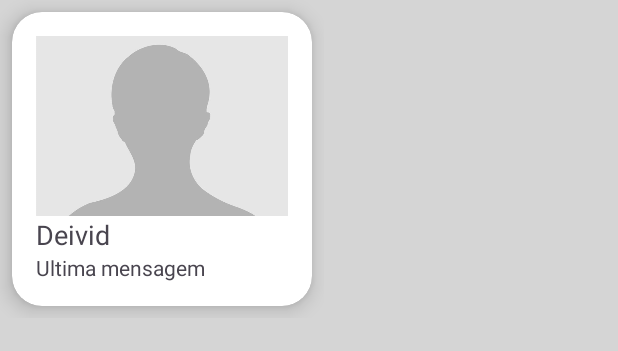
After one commit to deividSantosz/recyclerview_kotlin, an Android app: the layout item_cardview.xml on its own in the app's theme, with its tools: preview values and no code run, on a phone screen of 412 x 824 dp. The commit adds this screen. Shown: the top 351 px of the screen. Run offline under Robolectric (Android 15) with nearby library versions, the phone set to English and light mode, and no system bars.

Commit message:
aprendendo sobre card view

```diff
--- a/app/src/main/java/com/example/list_view/Recycler_view.kt
+++ b/app/src/main/java/com/example/list_view/Recycler_view.kt
@@ -2,6 +2,7 @@ package com.example.list_view
 
 import androidx.appcompat.app.AppCompatActivity
 import android.os.Bundle
+import androidx.recyclerview.widget.GridLayoutManager
 import androidx.recyclerview.widget.LinearLayoutManager
 import androidx.recyclerview.widget.RecyclerView
 
@@ -22,6 +23,9 @@ class Recycler_view : AppCompatActivity() {
 
         rv_list = findViewById(R.id.rv_lista);
         rv_list.adapter = MensagemAdapter(lista);
-        rv_list.layoutManager = LinearLayoutManager(this)
+        rv_list.layoutManager = GridLayoutManager(
+            this,
+            2
+        )
     }
 }
--- /dev/null
+++ b/app/src/main/res/layout/item_cardview.xml
@@ -0,0 +1,62 @@
+<?xml version="1.0" encoding="utf-8"?>
+<androidx.constraintlayout.widget.ConstraintLayout xmlns:android="http://schemas.android.com/apk/res/android"
+    xmlns:app="http://schemas.android.com/apk/res-auto"
+    xmlns:tools="http://schemas.android.com/tools"
+    android:layout_width="wrap_content"
+    android:layout_height="wrap_content">
+
+    <androidx.cardview.widget.CardView
+        android:layout_width="200dp"
+        android:layout_height="wrap_content"
+        android:layout_marginStart="8dp"
+        android:layout_marginTop="8dp"
+        android:layout_marginEnd="8dp"
+        android:layout_marginBottom="8dp"
+        app:cardBackgroundColor="#FFFFFF"
+        app:cardCornerRadius="20dp"
+        app:cardElevation="8dp"
+        app:contentPadding="16dp"
+        app:layout_constraintBottom_toBottomOf="parent"
+        app:layout_constraintEnd_toEndOf="parent"
+        app:layout_constraintStart_toStartOf="parent"
+        app:layout_constraintTop_toTopOf="parent">
+
+        <androidx.constraintlayout.widget.ConstraintLayout
+            android:layout_width="match_parent"
+            android:layout_height="match_parent">
+
+            <ImageView
+                android:id="@+id/imageView"
+                android:layout_width="0dp"
+                android:layout_height="120dp"
+                android:scaleType="centerCrop"
+                app:layout_constraintEnd_toEndOf="parent"
+                app:layout_constraintStart_toStartOf="parent"
+                app:layout_constraintTop_toTopOf="parent"
+                app:srcCompat="@drawable/perfil" />
+
+            <TextView
+                android:id="@+id/text_card_nome"
+                android:layout_width="wrap_content"
+                android:layout_height="wrap_content"
+                android:text="Deivid"
+                android:textSize="18sp"
+                app:layout_constraintEnd_toEndOf="parent"
+                app:layout_constraintHorizontal_bias="0.0"
+                app:layout_constraintStart_toStartOf="parent"
+                app:layout_constraintTop_toBottomOf="@+id/imageView" />
+
+            <TextView
+                android:id="@+id/text_card_mensagem"
+                android:layout_width="wrap_content"
+                android:layout_height="wrap_content"
+                android:text="Ultima mensagem"
+                app:layout_constraintBottom_toBottomOf="parent"
+                app:layout_constraintEnd_toEndOf="parent"
+                app:layout_constraintHorizontal_bias="0.0"
+                app:layout_constraintStart_toStartOf="@+id/text_card_nome"
+                app:layout_constraintTop_toBottomOf="@+id/text_card_nome"
+                app:layout_constraintVertical_bias="0.050000012" />
+        </androidx.constraintlayout.widget.ConstraintLayout>
+    </androidx.cardview.widget.CardView>
+</androidx.constraintlayout.widget.ConstraintLayout>
--- a/app/src/main/res/values/colors.xml
+++ b/app/src/main/res/values/colors.xml
@@ -2,4 +2,5 @@
 <resources>
     <color name="black">#FF000000</color>
     <color name="white">#FFFFFFFF</color>
+    <color name="cinza">#D5D5D5</color>
 </resources>
--- a/app/src/main/res/values/themes.xml
+++ b/app/src/main/res/values/themes.xml
@@ -3,6 +3,8 @@
     <style name="Base.Theme.List_view" parent="Theme.Material3.DayNight.NoActionBar">
         <!-- Customize your light theme here. -->
         <!-- <item name="colorPrimary">@color/my_light_primary</item> -->
+
+        <item name="android:windowBackground">@color/cinza</item>
     </style>
 
     <style name="Theme.List_view" parent="Base.Theme.List_view" />
```
Also changed, not shown: app/src/main/java/com/example/list_view/MensagemAdapter.kt (+12 -6 lines), app/src/main/res/layout/activity_recycler_view2.xml (+15 -2 lines), app/src/main/res/layout/recycler_view_item_1.xml (deleted, +0 -51 lines), app/src/main/res/layout/recycler_view_item_2.xml (deleted, +0 -29 lines).
